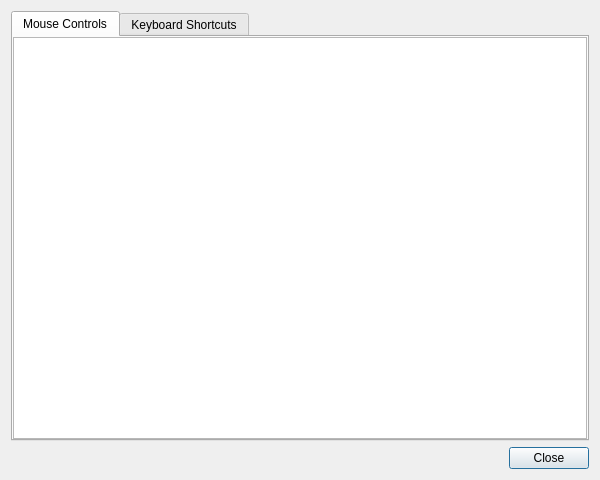
Before: the Qt Designer form cad/src/HelpDialog.ui in kanzure/nanoengineer, drawn with Qt 5.
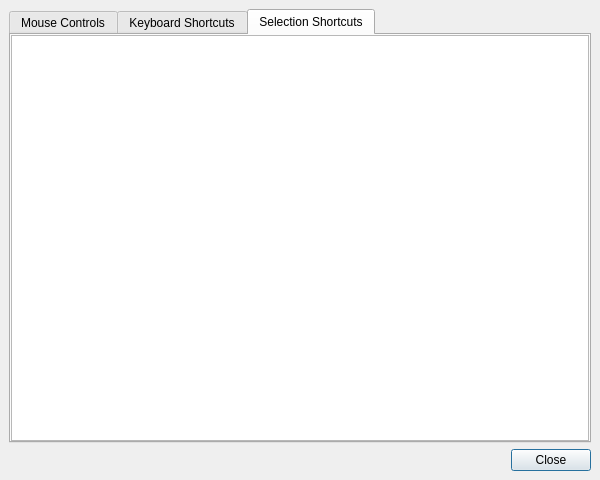
After: the same form once the commit is applied. Icons and pictures are not drawn.

```diff
--- a/cad/src/HelpDialog.ui
+++ b/cad/src/HelpDialog.ui
@@ -18,15 +18,18 @@
   <property name="windowIcon" >
    <iconset/>
   </property>
-  <layout class="QVBoxLayout" >
+  <layout class="QGridLayout" >
    <property name="margin" >
-    <number>11</number>
+    <number>9</number>
    </property>
    <property name="spacing" >
     <number>6</number>
    </property>
-   <item>
+   <item row="0" column="0" >
     <widget class="QTabWidget" name="help_tab" >
+     <property name="currentIndex" >
+      <number>2</number>
+     </property>
      <widget class="QWidget" name="tab" >
       <attribute name="title" >
        <string>Mouse Controls</string>
@@ -59,9 +62,25 @@
        </item>
       </layout>
      </widget>
+     <widget class="QWidget" name="tab_2" >
+      <attribute name="title" >
+       <string>Selection Shortcuts</string>
+      </attribute>
+      <layout class="QGridLayout" >
+       <property name="margin" >
+        <number>0</number>
+       </property>
+       <property name="spacing" >
+        <number>6</number>
+       </property>
+       <item row="0" column="0" >
+        <widget class="QTextBrowser" name="selection_shortcuts_textbrowser" />
+       </item>
+      </layout>
+     </widget>
     </widget>
    </item>
-   <item>
+   <item row="1" column="0" >
     <layout class="QHBoxLayout" >
      <property name="margin" >
       <number>0</number>
```
Left out of the diff: 4 changed lines with no effect on the pictures.
